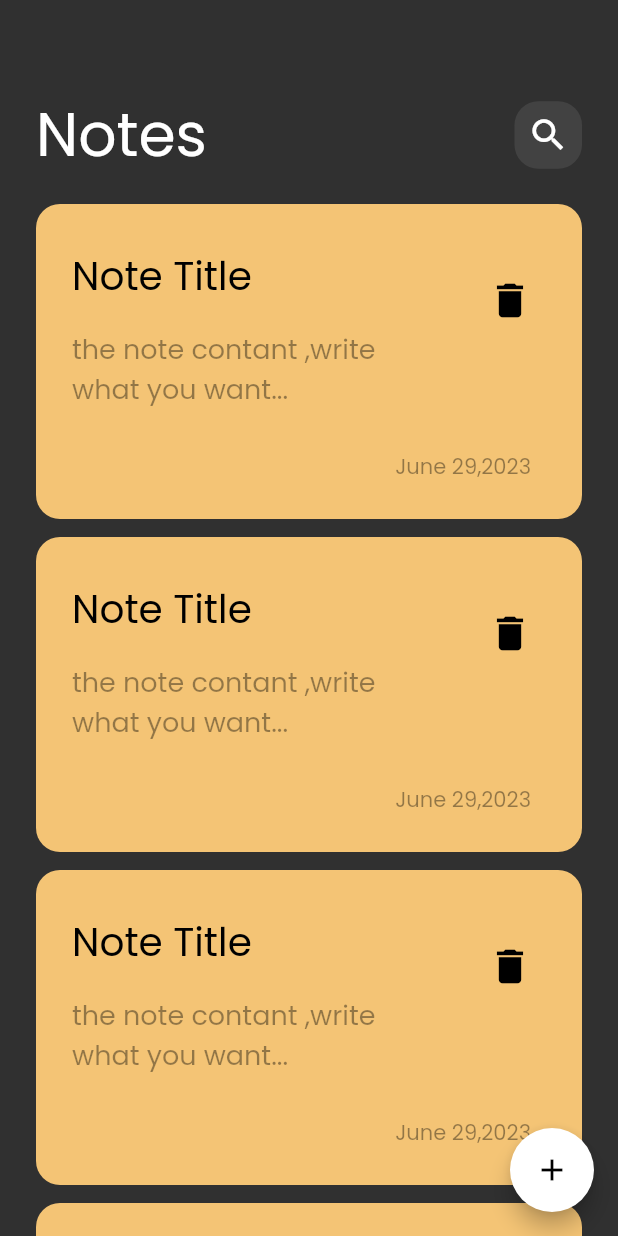
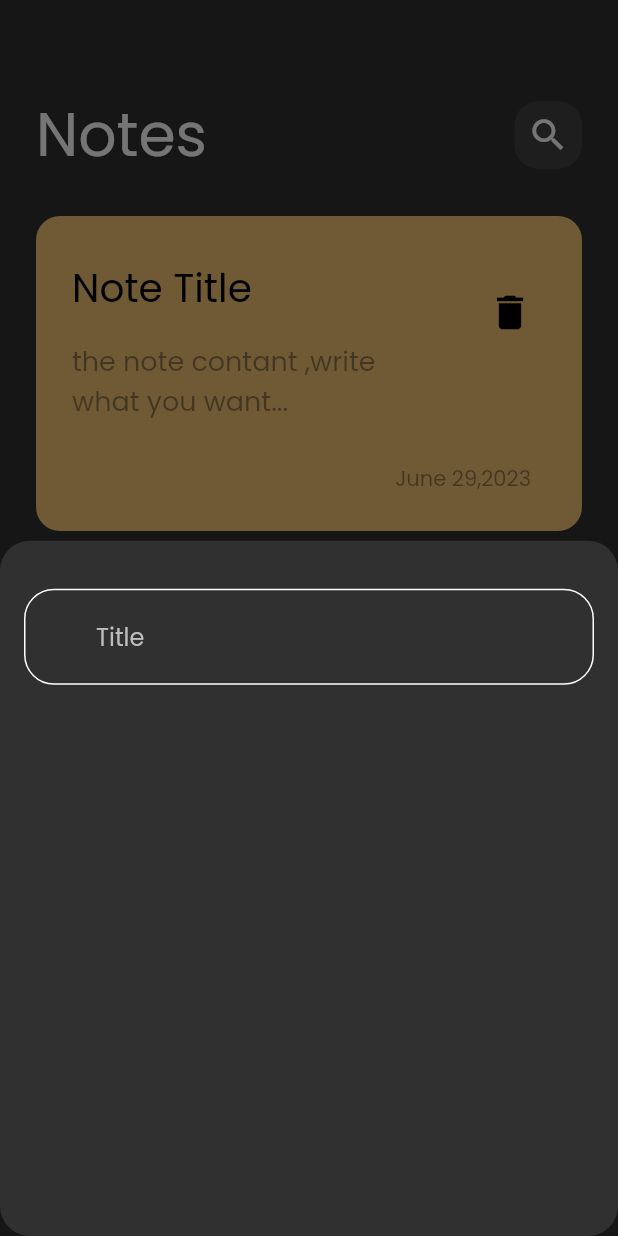
Before and after one commit to shehab-nabil/Notes_app, a Flutter app: the screen it shows after launch, after a tap on the "add" icon, on a phone screen of 412 x 824 dp. Run offline on Flutter 3.47's test engine with Material 2 defaults, Android fonts, the phone set to English and light mode, and no system bars.

Commit message:
creat bottom sheet and add text filed

```diff
--- a/lib/views/notes_view.dart
+++ b/lib/views/notes_view.dart
@@ -1,4 +1,5 @@
 import 'package:flutter/material.dart';
+import 'package:notes_app/views/widgets/add_note_bottom_sheet.dart';
 import 'package:notes_app/views/widgets/notes_view_body.dart';
 
 class NoteView extends StatelessWidget {
@@ -8,8 +9,18 @@ class NoteView extends StatelessWidget {
   Widget build(BuildContext context) {
     return Scaffold(
       floatingActionButton: FloatingActionButton(
-          onPressed: () {},
-          backgroundColor: Colors.white,
+          onPressed: () {
+            showModalBottomSheet(
+              shape: RoundedRectangleBorder(
+                borderRadius: BorderRadius.circular(20),
+              ),
+              context: context,
+              builder: (context) {
+                return const CustomBottomSheet();
+              },
+            );
+          },
+          backgroundColor: Colors.grey.shade400,
           child: const Icon(Icons.add)),
       body: const NotesViewBody(),
     );
--- /dev/null
+++ b/lib/views/widgets/add_note_bottom_sheet.dart
@@ -0,0 +1,27 @@
+import 'package:flutter/material.dart';
+import 'package:notes_app/views/widgets/custom_form_text_field.dart';
+
+class CustomBottomSheet extends StatelessWidget {
+  const CustomBottomSheet({super.key});
+
+  @override
+  Widget build(BuildContext context) {
+    return Padding(
+      padding: const EdgeInsets.symmetric(horizontal: 16),
+      child: Column(
+        children: [
+          const SizedBox(
+            height: 32,
+          ),
+          CustomFormTextField(
+              hintText: 'Title',
+              hintColor: Colors.grey.shade400,
+              cursorColor: Colors.grey.shade400,
+              borderEnableColor: Colors.white,
+              borderFocuseColor: Colors.grey.shade400,
+              borderRadius: 20)
+        ],
+      ),
+    );
+  }
+}
--- /dev/null
+++ b/lib/views/widgets/custom_form_text_field.dart
@@ -0,0 +1,80 @@
+import 'package:flutter/material.dart';
+
+// ignore: must_be_immutable
+class CustomFormTextField extends StatelessWidget {
+  CustomFormTextField(
+      {super.key,
+      this.hintText,
+      this.cursorColor,
+      this.hintColor,
+      this.label,
+      this.labelColor,
+      this.prefixIcon,
+      this.prefixIconColor,
+      required this.borderEnableColor,
+      required this.borderFocuseColor,
+      required this.borderRadius,
+      this.onChange,
+      this.isHidden = false});
+
+  String? hintText;
+  Color? hintColor;
+
+  String? label;
+  Color? labelColor;
+
+  IconData? prefixIcon;
+  Color? prefixIconColor;
+
+  Function(String)? onChange;
+
+  Color borderEnableColor;
+  Color borderFocuseColor;
+  double borderRadius;
+
+  Color? cursorColor;
+
+  bool? isHidden;
+  @override
+  Widget build(BuildContext context) {
+    return TextFormField(
+      cursorColor: cursorColor,
+      obscureText: isHidden!,
+      validator: (data) {
+        if (data!.isEmpty) {
+          return "can't be empty";
+        }
+      },
+      onChanged: onChange,
+      decoration: InputDecoration(
+        hintText: hintText,
+        hintStyle: TextStyle(color: hintColor),
+        label: label == null ? null : Text('$label'),
+        labelStyle: TextStyle(color: labelColor),
+        prefixIcon: Icon(prefixIcon),
+        prefixIconColor: prefixIconColor,
+        enabledBorder: buildEnableBorder(),
+        border: buildEnableBorder(),
+        focusedBorder: buildFocuseBorder(),
+      ),
+    );
+  }
+
+  OutlineInputBorder buildEnableBorder() {
+    return OutlineInputBorder(
+      borderRadius: BorderRadius.circular(borderRadius),
+      borderSide: BorderSide(
+        color: borderEnableColor,
+      ),
+    );
+  }
+
+  OutlineInputBorder buildFocuseBorder() {
+    return OutlineInputBorder(
+      borderRadius: BorderRadius.circular(borderRadius),
+      borderSide: BorderSide(
+        color: borderFocuseColor,
+      ),
+    );
+  }
+}
--- a/lib/views/widgets/custom_note_list_view.dart
+++ b/lib/views/widgets/custom_note_list_view.dart
@@ -6,13 +6,17 @@ class NotesListView extends StatelessWidget {
 
   @override
   Widget build(BuildContext context) {
-    return ListView.builder(
+    return Padding(
+      padding: const EdgeInsets.only(top: 8, bottom: 20),
+      child: ListView.builder(
+        padding: EdgeInsets.zero,
         itemBuilder: (context, index) {
           return const Padding(
             padding: EdgeInsets.symmetric(vertical: 6),
             child: NoteItem(),
           );
         },
+      ),
     );
   }
 }
```
Lines whose indentation alone changed are shown as unchanged.
